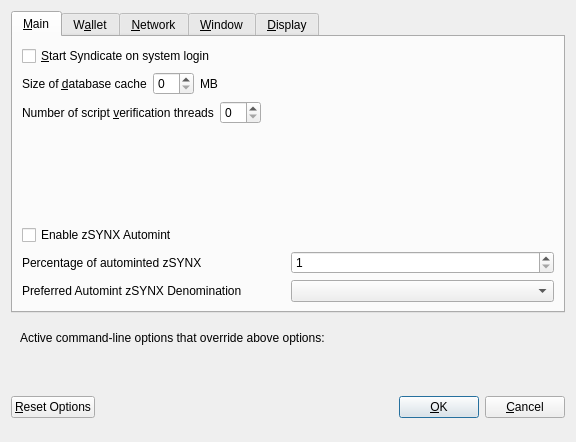
PIVX-Project/PIVX, file src/qt/forms/optionsdialog.ui: the form before one commit.
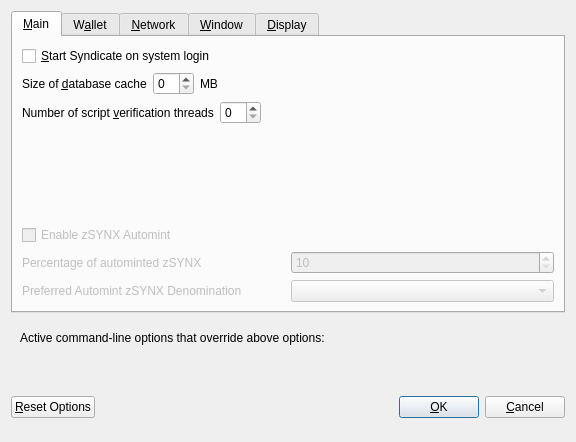
The form after the commit. The open tabs and pages were chosen to show the change. Custom widgets are drawn as their Qt base class.

The edit to the form file:
```diff
--- a/src/qt/forms/optionsdialog.ui
+++ b/src/qt/forms/optionsdialog.ui
@@ -132,6 +132,9 @@
        </item>
        <item>
         <widget class="QCheckBox" name="checkBoxZeromintEnable">
+         <property name="enabled">
+          <bool>false</bool>
+         </property>
          <property name="toolTip">
           <string>Enable automatic minting of SYNX units to zSYNX</string>
          </property>
@@ -147,6 +150,9 @@
         <layout class="QHBoxLayout" name="horizontalLayout_3">
          <item>
           <widget class="QLabel" name="percentage_label">
+           <property name="enabled">
+            <bool>false</bool>
+           </property>
            <property name="toolTip">
             <string>Percentage of incoming SYNX which get automatically converted to zSYNX via Zerocoin Protocol (min: 10%)</string>
            </property>
@@ -157,8 +163,11 @@
          </item>
          <item>
           <widget class="QSpinBox" name="zeromintPercentage">
+           <property name="enabled">
+            <bool>false</bool>
+           </property>
            <property name="minimum">
-            <number>1</number>
+            <number>10</number>
            </property>
            <property name="maximum">
             <number>100</number>
@@ -174,6 +183,9 @@
          </property>
          <item>
           <widget class="QLabel" name="labelPreferredDenom">
+           <property name="enabled">
+            <bool>false</bool>
+           </property>
            <property name="maximumSize">
             <size>
              <width>16777215</width>
@@ -190,6 +202,9 @@
          </item>
          <item>
           <widget class="QComboBox" name="preferredDenom">
+           <property name="enabled">
+            <bool>false</bool>
+           </property>
            <property name="maximumSize">
             <size>
              <width>16777215</width>
```
